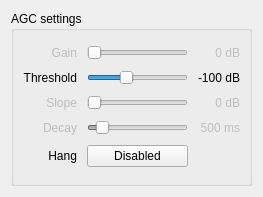
Above: src/qtgui/agc_options.ui from gqrx-sdr/gqrx before the change. Below: the same form after it.
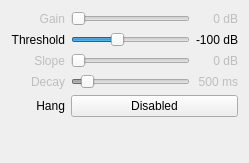
That is the form after the change. Icons and pictures are not drawn.

```diff
--- a/src/qtgui/agc_options.ui
+++ b/src/qtgui/agc_options.ui
@@ -6,8 +6,8 @@
    <rect>
     <x>0</x>
     <y>0</y>
-    <width>263</width>
-    <height>197</height>
+    <width>249</width>
+    <height>163</height>
    </rect>
   </property>
   <property name="focusPolicy">
@@ -20,33 +20,64 @@
    <iconset resource="../../resources/icons.qrc">
     <normaloff>:/icons/icons/signal.svg</normaloff>:/icons/icons/signal.svg</iconset>
   </property>
-  <layout class="QHBoxLayout" name="horizontalLayout">
+  <layout class="QVBoxLayout" name="verticalLayout">
    <item>
-    <widget class="QGroupBox" name="groupBox">
-     <property name="title">
-      <string>AGC settings</string>
-     </property>
      <layout class="QGridLayout" name="gridLayout">
-      <property name="horizontalSpacing">
+     <item row="1" column="2">
+      <widget class="QLabel" name="thresholdLabel">
+       <property name="text">
+        <string>-100 dB</string>
+       </property>
+       <property name="alignment">
+        <set>Qt::AlignRight|Qt::AlignTrailing|Qt::AlignVCenter</set>
+       </property>
+      </widget>
+     </item>
+     <item row="3" column="1">
+      <widget class="QSlider" name="decaySlider">
+       <property name="enabled">
+        <bool>false</bool>
+       </property>
+       <property name="focusPolicy">
+        <enum>Qt::StrongFocus</enum>
+       </property>
+       <property name="toolTip">
+        <string>AGC decay time</string>
+       </property>
+       <property name="minimum">
+        <number>50</number>
+       </property>
+       <property name="maximum">
+        <number>5000</number>
+       </property>
+       <property name="singleStep">
        <number>10</number>
       </property>
-      <property name="verticalSpacing">
-       <number>5</number>
-      </property>
+       <property name="pageStep">
+        <number>50</number>
+       </property>
+       <property name="value">
+        <number>500</number>
+       </property>
+       <property name="sliderPosition">
+        <number>500</number>
+       </property>
+       <property name="orientation">
+        <enum>Qt::Horizontal</enum>
+       </property>
+      </widget>
+     </item>
       <item row="4" column="0">
-       <widget class="QLabel" name="label3">
-        <property name="enabled">
-         <bool>false</bool>
-        </property>
+      <widget class="QLabel" name="label5">
         <property name="text">
-         <string>Slope</string>
+        <string>Hang</string>
         </property>
         <property name="alignment">
          <set>Qt::AlignRight|Qt::AlignTrailing|Qt::AlignVCenter</set>
         </property>
        </widget>
       </item>
-      <item row="2" column="0">
+     <item row="1" column="0">
        <widget class="QLabel" name="label2">
         <property name="text">
          <string>Threshold</string>
@@ -56,7 +87,20 @@
         </property>
        </widget>
       </item>
-      <item row="4" column="1">
+     <item row="3" column="0">
+      <widget class="QLabel" name="label4">
+       <property name="enabled">
+        <bool>false</bool>
+       </property>
+       <property name="text">
+        <string>Decay</string>
+       </property>
+       <property name="alignment">
+        <set>Qt::AlignRight|Qt::AlignTrailing|Qt::AlignVCenter</set>
+       </property>
+      </widget>
+     </item>
+     <item row="2" column="1">
        <widget class="QSlider" name="slopeSlider">
         <property name="enabled">
          <bool>false</bool>
@@ -81,48 +125,6 @@
         </property>
        </widget>
       </item>
-      <item row="2" column="2">
-       <widget class="QLabel" name="thresholdLabel">
-        <property name="text">
-         <string>-100 dB</string>
-        </property>
-        <property name="alignment">
-         <set>Qt::AlignRight|Qt::AlignTrailing|Qt::AlignVCenter</set>
-        </property>
-       </widget>
-      </item>
-      <item row="5" column="0">
-       <widget class="QLabel" name="label4">
-        <property name="enabled">
-         <bool>false</bool>
-        </property>
-        <property name="text">
-         <string>Decay</string>
-        </property>
-        <property name="alignment">
-         <set>Qt::AlignRight|Qt::AlignTrailing|Qt::AlignVCenter</set>
-        </property>
-       </widget>
-      </item>
-      <item row="6" column="1">
-       <widget class="QPushButton" name="hangButton">
-        <property name="toolTip">
-         <string>Enable / disable AGC hang</string>
-        </property>
-        <property name="text">
-         <string>Disabled</string>
-        </property>
-        <property name="checkable">
-         <bool>true</bool>
-        </property>
-        <property name="autoDefault">
-         <bool>false</bool>
-        </property>
-        <property name="flat">
-         <bool>false</bool>
-        </property>
-       </widget>
-      </item>
       <item row="0" column="2">
        <widget class="QLabel" name="gainLabel">
         <property name="enabled">
@@ -139,47 +141,13 @@
         </property>
        </widget>
       </item>
-      <item row="5" column="1">
-       <widget class="QSlider" name="decaySlider">
-        <property name="enabled">
-         <bool>false</bool>
-        </property>
-        <property name="focusPolicy">
-         <enum>Qt::StrongFocus</enum>
-        </property>
-        <property name="toolTip">
-         <string>AGC decay time</string>
-        </property>
-        <property name="minimum">
-         <number>50</number>
-        </property>
-        <property name="maximum">
-         <number>5000</number>
-        </property>
-        <property name="singleStep">
-         <number>10</number>
-        </property>
-        <property name="pageStep">
-         <number>50</number>
-        </property>
-        <property name="value">
-         <number>500</number>
-        </property>
-        <property name="sliderPosition">
-         <number>500</number>
-        </property>
-        <property name="orientation">
-         <enum>Qt::Horizontal</enum>
-        </property>
-       </widget>
-      </item>
-      <item row="5" column="2">
-       <widget class="QLabel" name="decayLabel">
+     <item row="2" column="0">
+      <widget class="QLabel" name="label3">
         <property name="enabled">
          <bool>false</bool>
         </property>
         <property name="text">
-         <string>500 ms</string>
+        <string>Slope</string>
         </property>
         <property name="alignment">
          <set>Qt::AlignRight|Qt::AlignTrailing|Qt::AlignVCenter</set>
@@ -218,30 +186,20 @@
         </property>
        </widget>
       </item>
-      <item row="4" column="2">
-       <widget class="QLabel" name="slopeLabel">
+     <item row="3" column="2">
+      <widget class="QLabel" name="decayLabel">
         <property name="enabled">
          <bool>false</bool>
         </property>
         <property name="text">
-         <string>0 dB</string>
+        <string>500 ms</string>
         </property>
         <property name="alignment">
          <set>Qt::AlignRight|Qt::AlignTrailing|Qt::AlignVCenter</set>
         </property>
        </widget>
       </item>
-      <item row="6" column="0">
-       <widget class="QLabel" name="label5">
-        <property name="text">
-         <string>Hang</string>
-        </property>
-        <property name="alignment">
-         <set>Qt::AlignRight|Qt::AlignTrailing|Qt::AlignVCenter</set>
-        </property>
-       </widget>
-      </item>
-      <item row="2" column="1">
+     <item row="1" column="1">
        <widget class="QSlider" name="thresholdSlider">
         <property name="focusPolicy">
          <enum>Qt::StrongFocus</enum>
@@ -263,8 +221,55 @@
         </property>
        </widget>
       </item>
-     </layout>
-    </widget>
+     <item row="2" column="2">
+      <widget class="QLabel" name="slopeLabel">
+       <property name="enabled">
+        <bool>false</bool>
+       </property>
+       <property name="text">
+        <string>0 dB</string>
+       </property>
+       <property name="alignment">
+        <set>Qt::AlignRight|Qt::AlignTrailing|Qt::AlignVCenter</set>
+       </property>
+      </widget>
+     </item>
+     <item row="5" column="0" colspan="3">
+      <spacer name="verticalSpacer">
+       <property name="orientation">
+        <enum>Qt::Vertical</enum>
+       </property>
+       <property name="sizeType">
+        <enum>QSizePolicy::Expanding</enum>
+       </property>
+       <property name="sizeHint" stdset="0">
+        <size>
+         <width>0</width>
+         <height>0</height>
+        </size>
+       </property>
+      </spacer>
+     </item>
+     <item row="4" column="1" colspan="2">
+      <widget class="QPushButton" name="hangButton">
+       <property name="toolTip">
+        <string>Enable / disable AGC hang</string>
+       </property>
+       <property name="text">
+        <string>Disabled</string>
+       </property>
+       <property name="checkable">
+        <bool>true</bool>
+       </property>
+       <property name="autoDefault">
+        <bool>false</bool>
+       </property>
+       <property name="flat">
+        <bool>false</bool>
+       </property>
+      </widget>
+     </item>
+    </layout>
    </item>
   </layout>
  </widget>
```
Lines whose indentation alone changed are shown as unchanged.
